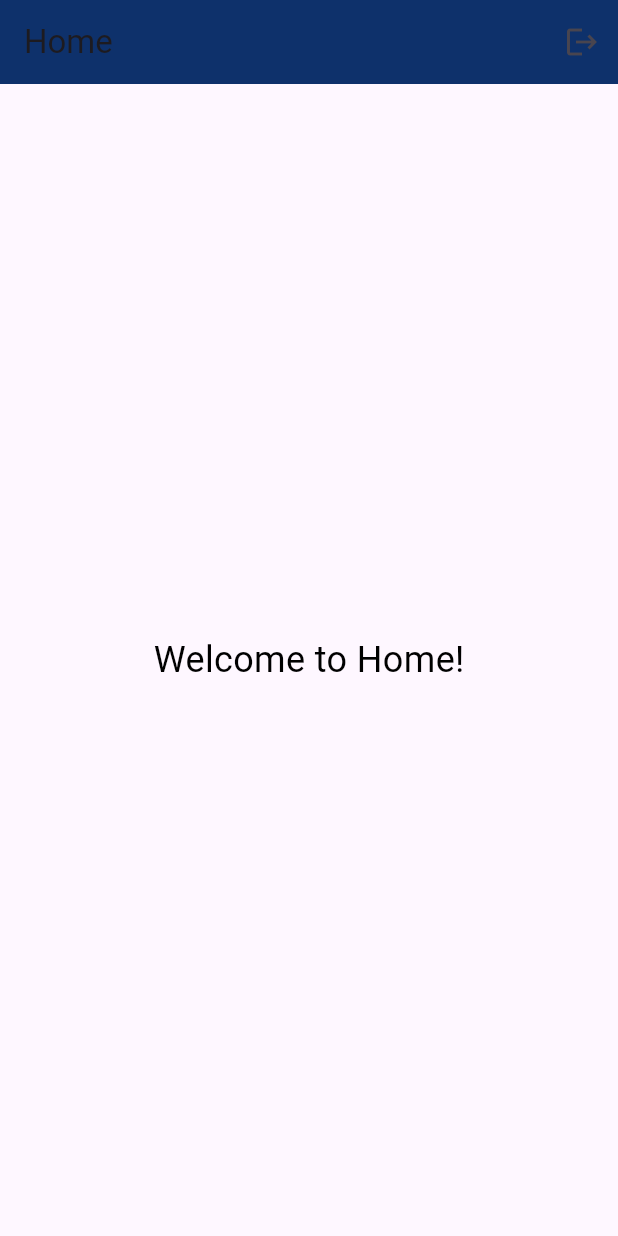
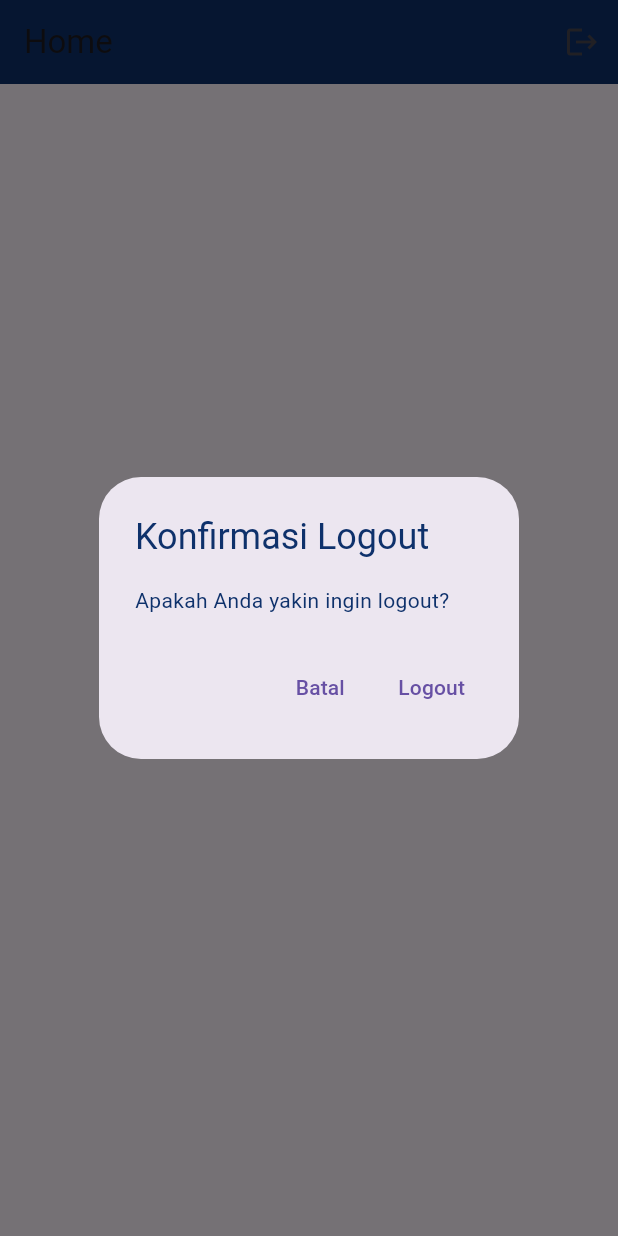
Before and after one commit to Ayazzzzzzz/Tugas3_TPM, a Flutter app: the Home screen opened directly, after a tap on the "logout" icon, on a phone screen of 412 x 824 dp. Run offline on Flutter 3.47's test engine with Material 3 defaults, Android fonts, the phone set to English and light mode, and no system bars; our stand-ins replace google_fonts, shared_preferences; accounts and stored records are empty.

Commit message:
update home

```diff
--- a/lib/home.dart
+++ b/lib/home.dart
@@ -1,18 +1,38 @@
 import 'package:flutter/material.dart';
-import 'package:shared_preferences/shared_preferences.dart';
-import 'login.dart';
+import 'package:tugas3_tpm/login.dart';
 
 class Home extends StatelessWidget {
   const Home({super.key});
 
-  Future<void> _logout(BuildContext context) async {
-    SharedPreferences prefs = await SharedPreferences.getInstance();
-    await prefs.clear(); // Menghapus semua data session
+  void _showLogoutDialog(BuildContext context) {
+    showDialog(
+      context: context,
+      builder: (BuildContext dialogContext) {
+        return AlertDialog(
+          title: const Text('Konfirmasi Logout'),
+          content: const Text('Apakah Anda yakin ingin logout?'),
+          actions: [
+            TextButton(
+              child: const Text('Batal'),
+              onPressed: () {
+                Navigator.of(dialogContext).pop(); // Tutup dialog
+              },
+            ),
+            TextButton(
+              child: const Text('Logout'),
+              onPressed: () {
+                Navigator.of(dialogContext).pop(); // Tutup dialog
 
-    Navigator.pushAndRemoveUntil(
-      context,
-      MaterialPageRoute(builder: (context) => const Login()),
-      (Route<dynamic> route) => false,
+                // Arahkan langsung ke halaman login dan hapus semua route sebelumnya
+                Navigator.of(context).pushAndRemoveUntil(
+                  MaterialPageRoute(builder: (context) => const Login()),
+                      (route) => false,
+                );
+              },
+            ),
+          ],
+        );
+      },
     );
   }
 
@@ -21,12 +41,12 @@ class Home extends StatelessWidget {
     return Scaffold(
       appBar: AppBar(
         title: const Text('Home'),
-        backgroundColor: Color.fromARGB(255, 14, 49, 107),
+        backgroundColor: const Color.fromARGB(255, 14, 49, 107),
         actions: [
           IconButton(
-            icon: Icon(Icons.logout),
-            onPressed: () => _logout(context),
+            icon: const Icon(Icons.logout),
             tooltip: 'Logout',
+            onPressed: () => _showLogoutDialog(context),
           ),
         ],
       ),
--- a/lib/main.dart
+++ b/lib/main.dart
@@ -1,5 +1,6 @@
 import 'package:flutter/material.dart';
 import 'package:google_fonts/google_fonts.dart';
+import 'package:tugas3_tpm/home.dart';
 import 'package:tugas3_tpm/pages/cekbilangan.dart';
 import 'package:tugas3_tpm/pages/daftar_anggota.dart';
 import 'package:tugas3_tpm/pages/help.dart';
@@ -24,7 +25,7 @@ class MyApp extends StatelessWidget {
           bodyColor: const Color.fromARGB(255, 14, 49, 107),
         ),
       ),
-      home: HelpMenu(),
+      home: Login(),
     );
   }
 }
```
